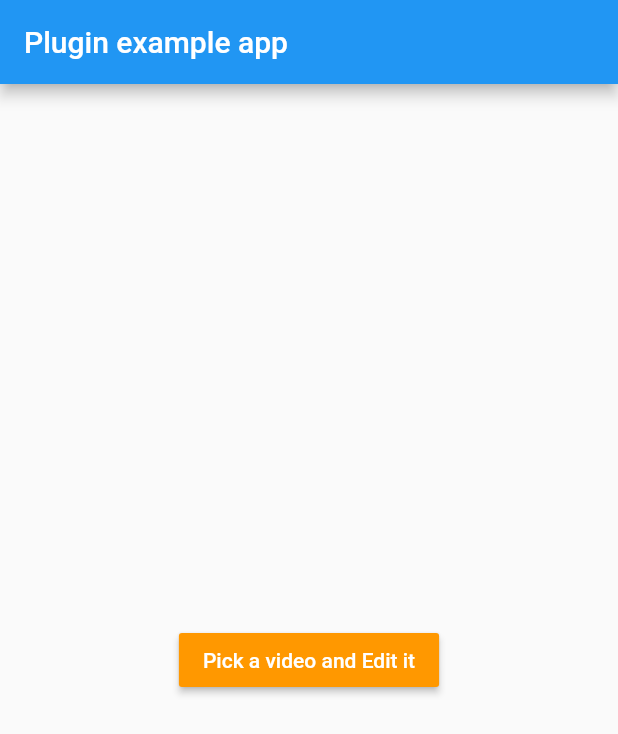
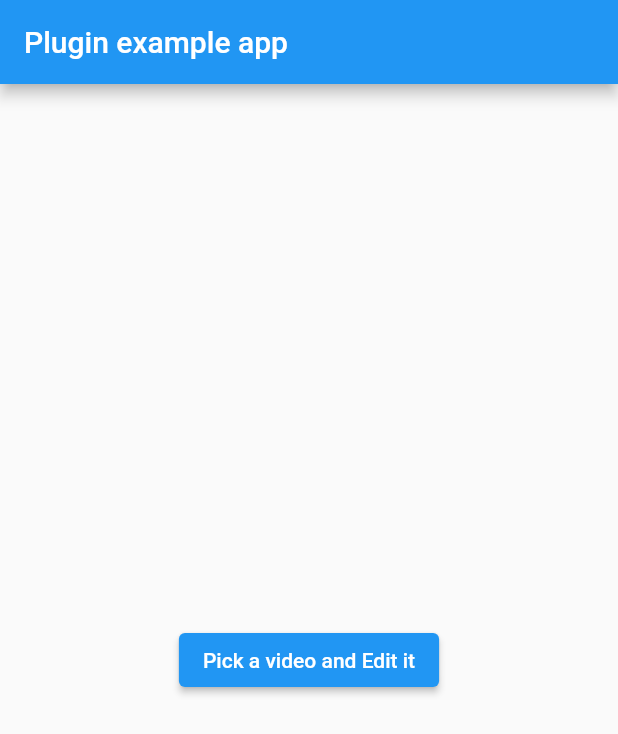
Before and after one commit to anharu2394/tapioca, a Flutter app: the screen it shows after launch, on a phone screen of 412 x 824 dp. Shown: the top 734 px of the screen. Run offline on Flutter 3.47's test engine with Material 2 defaults, Android fonts, the phone set to English and light mode, and no system bars; our stand-ins replace gallery_saver, image_picker, video_player.

Commit message:
Update: Use ElavatedButton

```diff
--- a/example/lib/main.dart
+++ b/example/lib/main.dart
@@ -49,10 +49,8 @@ class _MyAppState extends State<MyApp> {
           title: const Text('Plugin example app'),
         ),
         body: Center(
-            child: isLoading ? CircularProgressIndicator() : RaisedButton(
+            child: isLoading ? CircularProgressIndicator() : ElevatedButton(
           child: Text("Pick a video and Edit it"),
-          color: Colors.orange,
-          textColor: Colors.white,
           onPressed: () async {
             print("clicked!");
             await _pickVideo();
```
